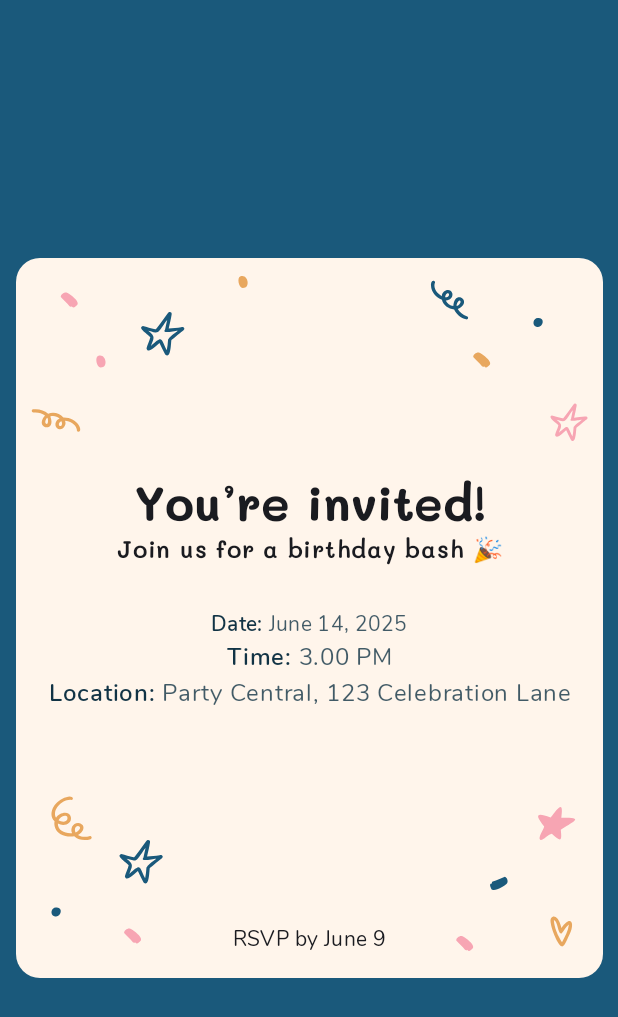
After one commit to Seenu-2002/dev-campus-ui-challenges-android, an Android app built with Jetpack Compose: the composable BirthdayInviteCardScreen shown on its own in the app's theme, on a phone screen of 412 x 824 dp. The commit adds this screen. Shown: the top 1017 px of the screen. Run offline under Robolectric (Android 15) with nearby library versions, the phone set to English and light mode, and no system bars; our stand-ins replace constraintlayout-compose; 4 statements that could not run were skipped.

Commit message:
- Added necessary fonts - Added Nav3 dependency - Completed June 1 mini challenge

```diff
--- /dev/null
+++ b/app/src/main/java/com/seenu/dev/android/devcampusuichallenges/june/BirthdayInviteCardScreen.kt
@@ -0,0 +1,152 @@
+package com.seenu.dev.android.devcampusuichallenges.june
+
+import android.R.attr.fontFamily
+import android.R.attr.name
+import android.R.attr.text
+import androidx.compose.foundation.background
+import androidx.compose.foundation.layout.Arrangement
+import androidx.compose.foundation.layout.Box
+import androidx.compose.foundation.layout.Column
+import androidx.compose.foundation.layout.Spacer
+import androidx.compose.foundation.layout.fillMaxSize
+import androidx.compose.foundation.layout.fillMaxWidth
+import androidx.compose.foundation.layout.height
+import androidx.compose.foundation.layout.padding
+import androidx.compose.foundation.layout.wrapContentHeight
+import androidx.compose.foundation.layout.wrapContentSize
+import androidx.compose.foundation.shape.RoundedCornerShape
+import androidx.compose.material3.MaterialTheme
+import androidx.compose.material3.Text
+import androidx.compose.runtime.Composable
+import androidx.compose.ui.Alignment
+import androidx.compose.ui.Modifier
+import androidx.compose.ui.draw.clip
+import androidx.compose.ui.draw.paint
+import androidx.compose.ui.graphics.Color
+import androidx.compose.ui.layout.ContentScale
+import androidx.compose.ui.res.painterResource
+import androidx.compose.ui.text.AnnotatedString
+import androidx.compose.ui.text.SpanStyle
+import androidx.compose.ui.text.buildAnnotatedString
+import androidx.compose.ui.text.font.FontWeight
+import androidx.compose.ui.text.style.TextAlign
+import androidx.compose.ui.tooling.preview.Preview
+import androidx.compose.ui.unit.dp
+import androidx.constraintlayout.compose.ConstraintLayout
+import com.seenu.dev.android.devcampusuichallenges.R
+import com.seenu.dev.android.devcampusuichallenges.ui.theme.Mali
+import com.seenu.dev.android.devcampusuichallenges.ui.theme.Nunito
+
+@Composable
+fun BirthdayInviteCardScreen() {
+    Box(
+        modifier = Modifier
+            .fillMaxSize()
+            .background(color = Color(0xFF1A597B)),
+        contentAlignment = Alignment.Center
+    ) {
+
+        BirthdayInviteCard(
+            modifier = Modifier.fillMaxWidth(.95F)
+        )
+
+    }
+}
+
+@Composable
+fun BirthdayInviteCard(modifier: Modifier = Modifier) {
+    val shape = RoundedCornerShape(16.dp)
+
+    ConstraintLayout(
+        modifier = modifier
+            .background(
+                color = Color(0xFFFFF5EB),
+                shape = shape
+            )
+            .clip(shape)
+            .paint(
+                painter = painterResource(R.drawable.birthday_decor_bg),
+                contentScale = ContentScale.FillBounds
+            )
+    ) {
+        val (container, rsvp) = createRefs()
+
+        Column(
+            modifier = Modifier
+                .constrainAs(container) {
+                    top.linkTo(parent.top, margin = 16.dp)
+                    bottom.linkTo(rsvp.top, margin = 16.dp)
+                    start.linkTo(parent.start, margin = 16.dp)
+                    end.linkTo(parent.end, margin = 16.dp)
+                },
+            horizontalAlignment = Alignment.CenterHorizontally,
+            verticalArrangement = Arrangement.Center
+        ) {
+            Text(
+                text = "You’re invited!",
+                style = MaterialTheme.typography.headlineLarge,
+                fontFamily = Mali,
+                fontWeight = FontWeight.Bold,
+            )
+            Text(
+                text = "Join us for a birthday bash \uD83C\uDF89",
+                style = MaterialTheme.typography.bodyLarge,
+                fontFamily = Mali,
+                fontWeight = FontWeight.SemiBold,
+            )
+            Spacer(modifier = Modifier.height(30.dp))
+            Text(text = getAnnotatedString(name = "Date", "June 14, 2025"), style = MaterialTheme.typography.bodyMedium, fontFamily = Nunito)
+            Text(text = getAnnotatedString(name = "Time", "3.00 PM"), fontFamily = Nunito)
+            Text(
+                text = getAnnotatedString(name = "Location", "Party Central, 123 Celebration Lane"),
+                fontFamily = Nunito,
+                textAlign = TextAlign.Center
+            )
+        }
+
+        Text(
+            modifier = Modifier.constrainAs(rsvp) {
+                bottom.linkTo(parent.bottom, margin = 16.dp)
+                start.linkTo(parent.start, margin = 16.dp)
+                end.linkTo(parent.end, margin = 16.dp)
+            },
+            text = "RSVP by June 9",
+            style = MaterialTheme.typography.bodyMedium,
+            fontFamily = Nunito
+        )
+
+    }
+}
+
+@Preview
+@Composable
+private fun BirthdayInviteCardPreview() {
+    BirthdayInviteCard(
+        modifier = Modifier
+            .wrapContentHeight()
+    )
+}
+
+@Composable
+private fun getAnnotatedString(name: String, value: String): AnnotatedString {
+    return buildAnnotatedString {
+        pushStyle(
+            SpanStyle(
+                fontFamily = Nunito,
+                fontWeight = FontWeight.SemiBold,
+                color = Color(0xFF113345)
+            )
+        )
+        append(name)
+        append(": ")
+        pushStyle(
+            SpanStyle(
+                fontFamily = Nunito,
+                fontWeight = FontWeight.Normal,
+                color = Color(0xCC113345)
+            )
+        )
+        append(value)
+        pop()
+    }
+}
--- a/app/src/main/java/com/seenu/dev/android/devcampusuichallenges/ui/theme/Type.kt
+++ b/app/src/main/java/com/seenu/dev/android/devcampusuichallenges/ui/theme/Type.kt
@@ -2,9 +2,11 @@ package com.seenu.dev.android.devcampusuichallenges.ui.theme
 
 import androidx.compose.material3.Typography
 import androidx.compose.ui.text.TextStyle
+import androidx.compose.ui.text.font.Font
 import androidx.compose.ui.text.font.FontFamily
 import androidx.compose.ui.text.font.FontWeight
 import androidx.compose.ui.unit.sp
+import com.seenu.dev.android.devcampusuichallenges.R
 
 // Set of Material typography styles to start with
 val Typography = Typography(
@@ -32,3 +34,14 @@ val Typography = Typography(
     )
     */
 )
+
+val Nunito = FontFamily(
+    Font(R.font.nunito_regular, FontWeight.Normal),
+    Font(R.font.nunito_bold, FontWeight.Bold),
+    Font(R.font.nunito_semibold, FontWeight.SemiBold)
+)
+val Mali = FontFamily(
+    Font(R.font.mali_regular, FontWeight.Normal),
+    Font(R.font.mali_bold, FontWeight.Bold),
+    Font(R.font.mali_semibold, FontWeight.SemiBold)
+)
--- /dev/null
+++ b/app/src/main/res/drawable/birthday_decor_bg.xml
@@ -0,0 +1,57 @@
+<vector xmlns:android="http://schemas.android.com/apk/res/android"
+    android:width="380dp"
+    android:height="480dp"
+    android:viewportWidth="380"
+    android:viewportHeight="480">
+  <path
+      android:pathData="M29.45,108.81C28.39,109.12 27.46,110.15 27.81,111.26C27.99,112.19 29.12,112.25 29.54,111.43C30,110.61 29.75,109.62 29.45,108.8L29.45,108.81ZM20.22,106.55C19.24,107.4 18.83,108.82 19.01,110.06C20.88,112.5 21.21,107.53 20.22,106.55ZM11.09,100.9C14.55,100.42 18.31,101.38 20.82,103.78C24.25,102.42 28.49,103.49 30.65,106.41C34.77,106.28 39.14,108.35 40.93,112.06C41.5,113.13 42.31,115.66 40.38,115.82C39.41,115.72 39.29,114.98 39.36,114.19C38.56,110.86 35.04,108.86 31.72,108.58C33.27,111.86 29.27,116.31 26.3,113.1C24.65,111.07 25.81,107.91 28.22,106.98C26.64,105.58 24.3,104.95 22.22,105.61C26.5,116.82 11.26,113.75 18.78,104.93C16.81,103.34 14.12,102.75 11.58,102.99C10.14,103.34 9.62,101.24 11.06,100.9L11.09,100.9Z"
+      android:fillColor="#E8A75E"/>
+  <path
+      android:pathData="M277.82,26.18C278.91,26.34 280.18,25.77 280.31,24.61C280.52,23.69 279.52,23.18 278.8,23.76C278.05,24.32 277.87,25.32 277.81,26.19L277.82,26.18ZM285.32,32.02C286.57,31.64 287.51,30.51 287.86,29.3C287.14,26.31 284.82,30.71 285.32,32.02ZM291.36,40.9C288,39.92 284.96,37.51 283.64,34.3C279.96,34.14 276.52,31.44 275.74,27.89C271.92,26.33 268.78,22.65 268.66,18.54C268.57,17.33 268.87,14.69 270.69,15.33C271.54,15.81 271.35,16.54 270.96,17.23C270.33,20.6 272.73,23.86 275.65,25.47C275.57,21.85 281.04,19.41 282.44,23.55C283.12,26.08 280.77,28.49 278.2,28.36C279.07,30.28 280.94,31.81 283.11,32.06C283.78,20.08 296.44,29.1 285.97,34.08C287.12,36.34 289.34,37.97 291.76,38.78C293.22,39.05 292.84,41.18 291.38,40.9L291.36,40.9Z"
+      android:fillColor="#1A597B"/>
+  <path
+      android:pathData="M303.34,72.47C303.27,72.34 303.22,72.22 303.19,72.11C302.8,72.51 302.09,72.62 301.67,72.15C299.96,69.93 297.74,67.99 296,65.96C295.93,64.26 298.39,62.44 300.03,63.16C301.96,64 308.82,69.15 306.54,71.4C305.77,72.12 304.29,73.87 303.33,72.47H303.34Z"
+      android:fillColor="#E8A75E"/>
+  <path
+      android:pathData="M36.34,32.47C36.26,32.34 36.22,32.22 36.19,32.11C35.8,32.51 35.09,32.62 34.67,32.15C32.96,29.93 30.74,27.99 29,25.96C28.93,24.26 31.39,22.44 33.03,23.16C34.96,24 41.82,29.15 39.54,31.4C38.77,32.12 37.29,33.87 36.32,32.47H36.34Z"
+      android:fillColor="#F7A5B3"/>
+  <path
+      android:pathData="M292.34,461.47C292.27,461.34 292.22,461.22 292.19,461.11C291.8,461.51 291.09,461.62 290.67,461.15C288.96,458.93 286.74,456.99 285,454.96C284.93,453.26 287.39,451.44 289.03,452.16C290.96,453 297.82,458.15 295.54,460.4C294.77,461.12 293.29,462.87 292.33,461.47H292.34Z"
+      android:fillColor="#F7A5B3"/>
+  <path
+      android:pathData="M77.34,456.47C77.26,456.34 77.22,456.22 77.19,456.11C76.8,456.51 76.09,456.62 75.67,456.15C73.96,453.93 71.74,451.99 70,449.96C69.93,448.26 72.39,446.44 74.03,447.16C75.96,448 82.82,453.15 80.54,455.4C79.77,456.12 78.29,457.87 77.32,456.47H77.34Z"
+      android:fillColor="#F7A5B3"/>
+  <path
+      android:pathData="M368.27,105.72C365.99,106.09 363.58,106.12 361.3,106.55C361.83,103.83 362.59,101.12 362.95,98.36C363.15,96.87 361.47,96.5 360.79,97.77C358.87,100.48 357.14,103.18 355.06,105.82C354.85,106.16 354.46,106.54 354.13,106.93C354,106.9 353.87,106.88 353.75,106.85C351.36,106.38 349.27,105.63 346.98,105.01C343.5,106.03 350.34,110.1 351.1,111.54C350.65,113.7 349.52,115.71 349,117.87C349.6,121.79 354.83,115.82 356.19,114.81C357.22,117.03 358.19,119.28 359.36,121.43C362.6,124.4 362.48,114.86 362.8,113.24C362.8,113.19 362.8,113.14 362.8,113.1C364.75,111.92 368.16,108.27 369.41,107.66C370.66,106.62 369.75,105.38 368.26,105.72H368.27ZM361.29,112.41C361.11,112.53 360.99,112.73 360.94,113C360.83,115 360.62,117 360.23,118.96C356.65,112.04 358.17,110.39 351.44,116.49C353.12,112.08 354.15,111.11 349.96,107.79C350.71,107.83 352.62,108.64 353.95,108.81C355.7,109.02 357.02,106.54 357.85,105.34C358.68,104.11 359.39,102.57 360.47,101.54C360.07,103.39 359.67,105.24 359.3,107.1C357.14,110.02 364.9,107.64 366.31,107.77C365.62,108.57 361.92,110.93 361.3,112.4L361.29,112.41Z"
+      android:fillColor="#F7A5B3"/>
+  <path
+      android:pathData="M27.53,374.83C29.09,375.98 32.54,376.48 33.24,374.24C33.35,373.5 33.46,372.45 32.6,372.06C30.5,371.19 28.32,373.13 27.53,374.83ZM40.14,378.72C38.06,378.96 37.74,381.52 38.6,382.97C40.27,382.45 43.17,379.32 40.14,378.72ZM28.89,384.1C25.77,382.36 24.34,378.76 24.96,375.5C19.78,369.79 25.76,361.13 32.52,359.43C37.34,357.66 38.08,361.99 35.03,361.18C29.31,361.39 23.32,367.91 25.92,373.14C27.62,369.7 34.47,367.94 35.51,372.66C36.39,377.38 30.94,379.13 27.09,377.07C27,381.81 31.86,383.94 36.36,383.5C34.97,380.66 36.61,376.53 40.33,376.62C45.78,377.57 43.86,382.83 40.09,384.63C42.2,386.07 45.05,386.15 47.48,385.46C48.88,385.02 49.65,386.93 48.28,387.43C44.72,388.55 40.33,388.08 37.69,385.44C34.73,385.99 31.5,385.51 28.88,384.11L28.89,384.1Z"
+      android:fillColor="#E8A75E"/>
+  <path
+      android:pathData="M146.74,20C144.16,19.91 142.79,12.78 145.4,12.19C150.21,10.56 152.15,20.21 146.74,20Z"
+      android:fillColor="#E8A75E"/>
+  <path
+      android:pathData="M54.74,73C52.16,72.91 50.79,65.78 53.4,65.19C58.21,63.56 60.15,73.21 54.74,73Z"
+      android:fillColor="#F7A5B3"/>
+  <path
+      android:pathData="M336.81,45.79C333.6,44.75 335.02,39.47 338.24,40.04C342.89,39.71 341.16,47.35 336.81,45.79Z"
+      android:fillColor="#1A597B"/>
+  <path
+      android:pathData="M24.81,438.79C21.6,437.76 23.02,432.47 26.24,433.04C30.89,432.71 29.16,440.35 24.81,438.79Z"
+      android:fillColor="#1A597B"/>
+  <path
+      android:pathData="M339.54,387.98C337.41,386.79 341.56,380.94 341.92,378.92C336.04,371.58 336.27,369.17 346.07,373.04C350.65,367.2 354.68,360.57 353.01,373.24C369.26,372.68 359.92,376.11 352.66,381.18C353.56,389.26 352.77,389.28 346.88,383.84C344.22,384.2 341.61,388.29 339.55,387.98H339.54Z"
+      android:fillColor="#F7A5B3"/>
+  <path
+      android:pathData="M307.78,417.05C307.93,417.03 308.07,417.03 308.17,417.05C307.94,416.54 308.08,415.83 308.68,415.61C311.35,414.79 313.95,413.39 316.47,412.48C318.08,413.02 318.91,415.96 317.66,417.24C316.2,418.75 308.96,423.35 307.65,420.43C307.26,419.45 306.14,417.45 307.79,417.04L307.78,417.05Z"
+      android:fillColor="#1A597B"/>
+  <path
+      android:pathData="M353.45,456.14C355.35,452.48 357.45,448.62 357.96,444.37C355.84,445.8 354.93,448.55 353.17,450.26C350.68,451.19 351.04,442.62 348.2,441.37C348.4,446.6 350.8,451.85 353.45,456.14ZM353.13,458.89C349.97,456.71 346.29,446.36 346.02,442.13C345.8,440 347.52,438.2 349.35,439.37C351.59,440.91 352.33,444 353.11,446.62C358.75,437.83 362.27,442.64 358.31,450.99C357.37,452.63 355.13,459.9 353.14,458.91L353.13,458.89Z"
+      android:fillColor="#E8A75E"/>
+  <path
+      android:pathData="M92.99,398.11C90.33,398.55 87.51,398.58 84.85,399.08C85.47,395.93 86.36,392.78 86.78,389.57C87.01,387.86 85.05,387.42 84.26,388.89C82.01,392.04 80,395.17 77.57,398.23C77.33,398.63 76.87,399.06 76.48,399.52C76.33,399.48 76.18,399.46 76.04,399.42C73.26,398.88 70.81,398.01 68.15,397.3C64.08,398.48 72.06,403.2 72.94,404.87C72.42,407.38 71.11,409.71 70.5,412.21C71.2,416.76 77.3,409.83 78.89,408.66C80.09,411.23 81.22,413.84 82.59,416.34C86.37,419.79 86.23,408.72 86.59,406.84C86.59,406.78 86.59,406.73 86.59,406.68C88.88,405.31 92.85,401.07 94.31,400.36C95.77,399.16 94.71,397.72 92.98,398.11H92.99ZM84.83,405.86C84.63,406.01 84.48,406.23 84.43,406.55C84.3,408.87 84.06,411.18 83.6,413.47C79.43,405.43 81.2,403.52 73.34,410.6C75.31,405.48 76.5,404.36 71.62,400.51C72.5,400.55 74.72,401.49 76.28,401.68C78.31,401.93 79.85,399.05 80.82,397.66C81.8,396.24 82.62,394.45 83.88,393.25C83.41,395.4 82.94,397.55 82.51,399.7C80,403.09 89.05,400.33 90.69,400.48C89.89,401.41 85.58,404.14 84.85,405.85L84.83,405.86Z"
+      android:fillColor="#1A597B"/>
+  <path
+      android:pathData="M106.99,46.11C104.33,46.55 101.51,46.58 98.85,47.08C99.47,43.93 100.36,40.78 100.78,37.57C101.01,35.85 99.05,35.42 98.26,36.89C96.01,40.04 94,43.17 91.57,46.23C91.33,46.63 90.87,47.06 90.48,47.52C90.33,47.48 90.18,47.46 90.04,47.42C87.26,46.88 84.81,46.01 82.15,45.3C78.08,46.47 86.06,51.2 86.94,52.87C86.42,55.38 85.11,57.71 84.5,60.21C85.2,64.76 91.3,57.83 92.89,56.66C94.09,59.23 95.22,61.84 96.59,64.34C100.37,67.79 100.23,56.72 100.59,54.84C100.59,54.78 100.59,54.73 100.59,54.68C102.88,53.31 106.85,49.07 108.31,48.36C109.77,47.16 108.71,45.72 106.97,46.11H106.99ZM98.83,53.86C98.63,54.01 98.48,54.24 98.43,54.55C98.3,56.87 98.06,59.18 97.6,61.47C93.43,53.43 95.2,51.52 87.34,58.6C89.31,53.48 90.5,52.36 85.62,48.5C86.5,48.55 88.72,49.49 90.28,49.68C92.31,49.93 93.85,47.05 94.82,45.66C95.8,44.24 96.62,42.45 97.88,41.25C97.41,43.4 96.94,45.55 96.51,47.7C94,51.09 103.05,48.32 104.69,48.48C103.89,49.41 99.58,52.15 98.85,53.85L98.83,53.86Z"
+      android:fillColor="#1A597B"/>
+</vector>
--- a/app/src/main/res/values/strings.xml
+++ b/app/src/main/res/values/strings.xml
@@ -1,3 +1,5 @@
 <resources>
     <string name="app_name">Dev Campus UI Challenges</string>
+
+    <string name="june_2025">June 2025</string>
 </resources>
```
Also changed, not shown: app/build.gradle.kts (+13 -2 lines), app/src/main/java/com/seenu/dev/android/devcampusuichallenges/ListScreen.kt (added, +163 -0 lines), app/src/main/java/com/seenu/dev/android/devcampusuichallenges/MainActivity.kt (+21 -22 lines), app/src/main/java/com/seenu/dev/android/devcampusuichallenges/navigation/Route.kt (added, +12 -0 lines), app/src/main/java/com/seenu/dev/android/devcampusuichallenges/state/ChallengeMonth.kt (added, +8 -0 lines), app/src/main/java/com/seenu/dev/android/devcampusuichallenges/state/Challenges.kt (added, +17 -0 lines), gradle/libs.versions.toml (+9 -1 lines), app/src/main/res/font/mali_bold.ttf (added), app/src/main/res/font/mali_regular.ttf (added), app/src/main/res/font/mali_semibold.ttf (added), app/src/main/res/font/nunito_bold.ttf (added), app/src/main/res/font/nunito_regular.ttf (added), app/src/main/res/font/nunito_semibold.ttf (added).
